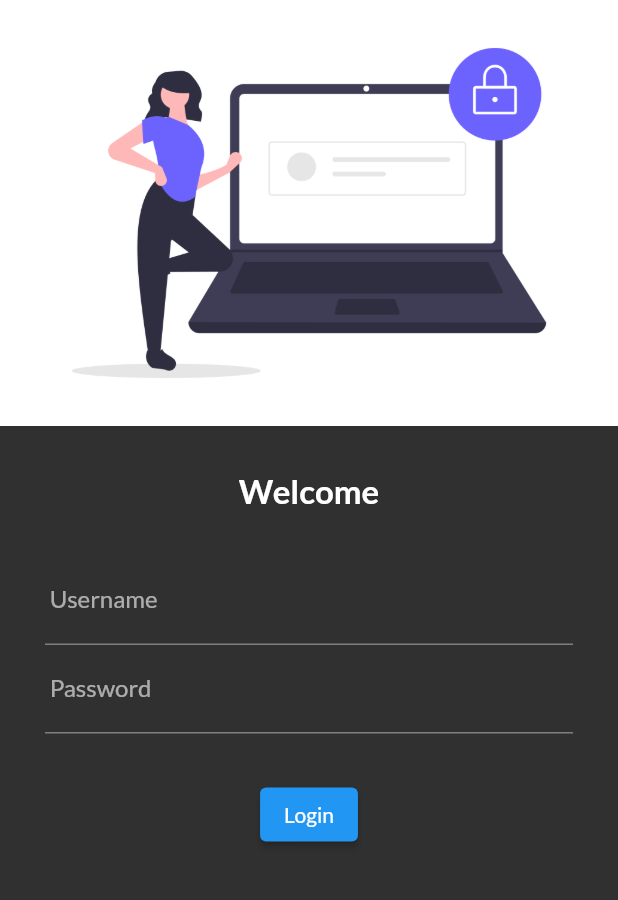
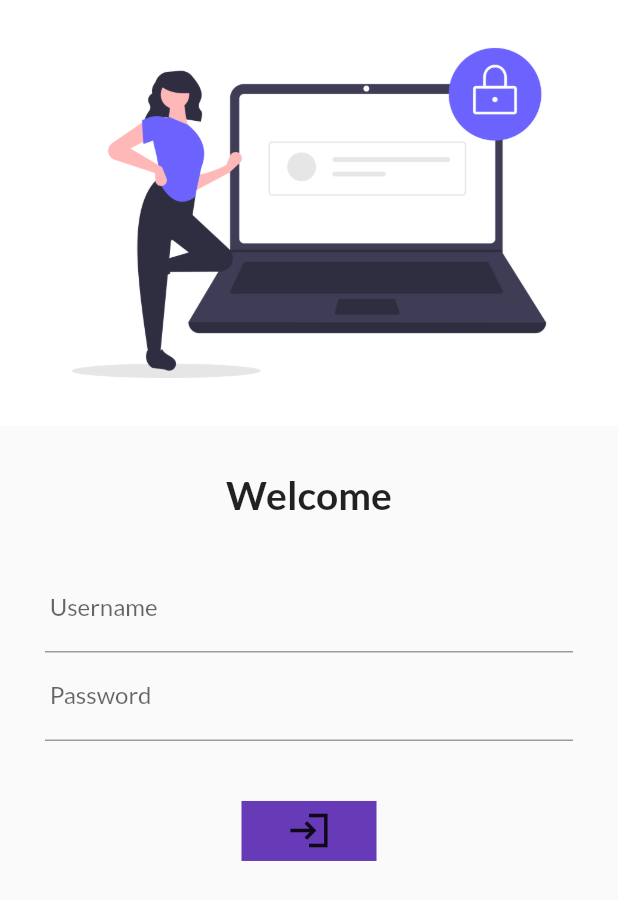
Before and after one commit to ritesh9691/MyFirstApp, a Flutter app: the screen it shows after launch, after a tap on "HELLO WORLD", on a phone screen of 412 x 824 dp. Shown: the top 900 px of the screen. Run offline on Flutter 3.47's test engine with Material 2 defaults, Android fonts, the phone set to English and light mode, and no system bars; our stand-ins replace google_fonts.

Commit message:
day5 commit

```diff
--- a/lib/Pages/Home_Page.dart
+++ b/lib/Pages/Home_Page.dart
@@ -42,7 +42,8 @@ class _Home_PageState extends State<Home_Page> {
           child:Center(
               child: GestureDetector(
                 onTap: (){
-                  Navigator.pushNamed(context, "login");
+
+            Navigator.pushNamed(context, "login");
                 },
                 child: Text(name.toUpperCase(),style: TextStyle(fontSize: 30,color:
                 Colors.deepPurple,
--- a/lib/Pages/login_page.dart
+++ b/lib/Pages/login_page.dart
@@ -11,14 +11,18 @@ class _LoginState extends State<Login> {
   @override
   Widget build(BuildContext context) {
     return Material(
+
+      child: SingleChildScrollView(
         child: Column(
+
+
               children: [
                 Image.asset("Screens/photos/login1.png",fit: BoxFit.cover,),
                 SizedBox(
                   height: 30.0,
                 ),
                 Text("Welcome",style: TextStyle(
-                fontSize: 22,
+                  fontSize: 26,
                   fontWeight: FontWeight.bold,
                 ),
                 ),
@@ -45,13 +49,29 @@ class _LoginState extends State<Login> {
                        ),
                      ),
                      SizedBox(
-                     height: 30.0,
+                       height: 40.0,
                      ),
-                    ElevatedButton(onPressed:(){
-                      print("loged in");
+                     Row(
+                       mainAxisAlignment: MainAxisAlignment.center,
+                         children: [
+                       GestureDetector(
+                           onTap: (){
+                             setState((){
+                               Navigator.pushNamed(context, "home");
+                             });
                            },
-                        child: Text("Login"
-                        ))
+                           child: Container(
+                             height: 40,
+                             width: 90,
+                             color: Colors.deepPurple,
+                             child: Icon(Icons.login_sharp,size: 30,),
+                           ),
+                         ),
+
+
+                       ],
+                     )
+
                  ],
 
 
@@ -59,6 +79,7 @@ class _LoginState extends State<Login> {
                ),
 
               ],),
+      ),
     );
   }
 }
--- a/lib/main.dart
+++ b/lib/main.dart
@@ -20,7 +20,7 @@ class _MyApplicationState extends State<MyApplication> {
 
     return MaterialApp(
        theme: ThemeData(
-       brightness: Brightness.dark,
+       brightness: Brightness.light,
         fontFamily: GoogleFonts.lato().fontFamily,
          // primaryTextTheme: GoogleFonts.latoTextTheme(),
        ),
```
Lines whose indentation alone changed are shown as unchanged.
